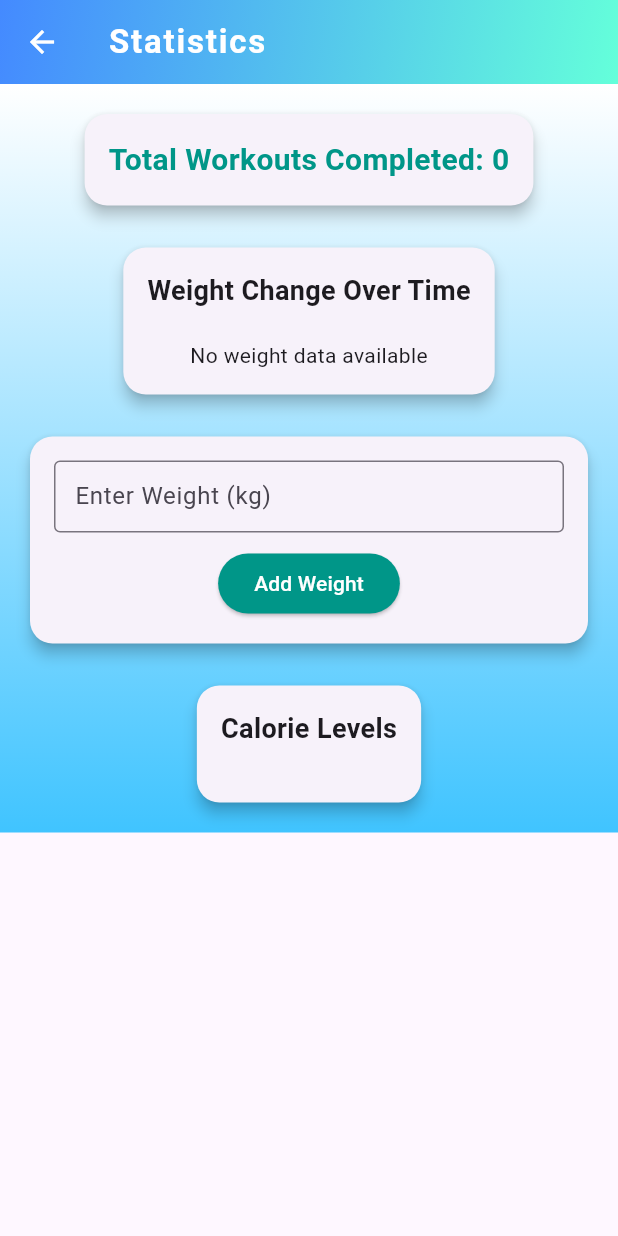
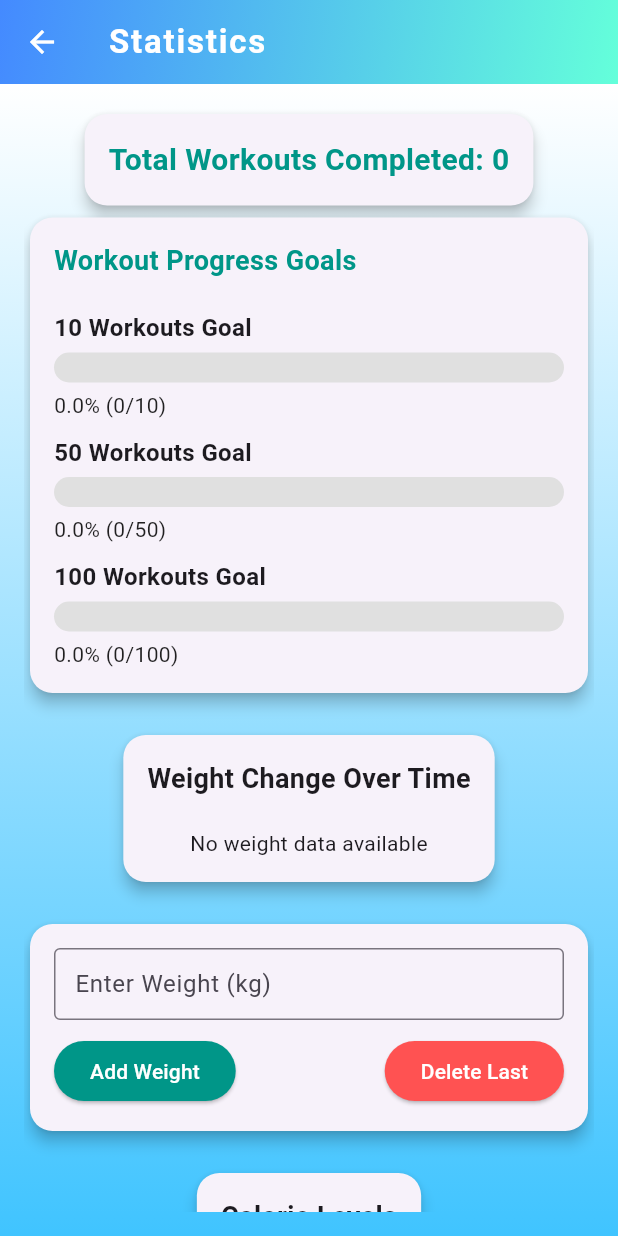
Before and after one commit to Lacesz0123/fitwithus, a Flutter app: the StatisticsScreen screen opened directly, on a phone screen of 412 x 824 dp. Run offline on Flutter 3.47's test engine with Material 3 defaults, Android fonts, the phone set to English and light mode, and no system bars; our stand-ins replace cloud_firestore, email_validator, firebase_auth, firebase_core, firebase_storage, fl_chart and 1 more; accounts and stored records are empty.

Commit message:
progress goals and deleting weight added

```diff
--- a/lib/profile/statistics_screen.dart
+++ b/lib/profile/statistics_screen.dart
@@ -40,6 +40,42 @@ class _StatisticsScreenState extends State<StatisticsScreen> {
         const SnackBar(content: Text('Weight added successfully')),
       );
       _fetchUserData();
+    }
+  }
+
+  Future<void> _deleteLastWeight() async {
+    final user = FirebaseAuth.instance.currentUser;
+    if (user != null) {
+      // Kérjük le a legutolsó bejegyzést
+      final snapshot = await FirebaseFirestore.instance
+          .collection('weights')
+          .doc(user.uid)
+          .collection('entries')
+          .orderBy('date', descending: true)
+          .limit(1)
+          .get();
+
+      if (snapshot.docs.isNotEmpty) {
+        try {
+          // Töröljük a legutolsó bejegyzést
+          await snapshot.docs.first.reference.delete();
+
+          ScaffoldMessenger.of(context).showSnackBar(
+            const SnackBar(
+                content: Text('Last weight entry deleted successfully')),
+          );
+
+          _fetchUserData(); // Frissítsük az adatokat
+        } catch (e) {
+          ScaffoldMessenger.of(context).showSnackBar(
+            const SnackBar(content: Text('Error deleting weight entry')),
+          );
+        }
+      } else {
+        ScaffoldMessenger.of(context).showSnackBar(
+          const SnackBar(content: Text('No weight entries to delete')),
+        );
+      }
     }
   }
 
@@ -97,6 +133,48 @@ class _StatisticsScreenState extends State<StatisticsScreen> {
     }
   }
 
+  Widget _buildProgressBar(String label, int completed, int goal, Color color) {
+    double progress = completed / goal;
+    progress =
+        progress > 1.0 ? 1.0 : progress; // Limitáljuk a maximumot 100%-ra
+
+    return Column(
+      crossAxisAlignment: CrossAxisAlignment.start,
+      children: [
+        Text(
+          label,
+          style: const TextStyle(fontSize: 16, fontWeight: FontWeight.w600),
+        ),
+        const SizedBox(height: 5),
+        Stack(
+          children: [
+            Container(
+              width: double.infinity,
+              height: 20,
+              decoration: BoxDecoration(
+                color: Colors.grey.shade300,
+                borderRadius: BorderRadius.circular(10),
+              ),
+            ),
+            Container(
+              width: MediaQuery.of(context).size.width * 0.9 * progress,
+              height: 20,
+              decoration: BoxDecoration(
+                color: color,
+                borderRadius: BorderRadius.circular(10),
+              ),
+            ),
+          ],
+        ),
+        const SizedBox(height: 5),
+        Text(
+          '${(progress * 100).toStringAsFixed(1)}% (${completed}/$goal)',
+          style: const TextStyle(fontSize: 14, color: Colors.black87),
+        ),
+      ],
+    );
+  }
+
   @override
   void initState() {
     super.initState();
@@ -146,6 +224,37 @@ class _StatisticsScreenState extends State<StatisticsScreen> {
                         fontWeight: FontWeight.bold,
                         color: Colors.teal,
                       ),
+                    ),
+                  ),
+                ),
+                Card(
+                  elevation: 4,
+                  shape: RoundedRectangleBorder(
+                    borderRadius: BorderRadius.circular(15),
+                  ),
+                  child: Padding(
+                    padding: const EdgeInsets.all(16.0),
+                    child: Column(
+                      crossAxisAlignment: CrossAxisAlignment.start,
+                      children: [
+                        const Text(
+                          'Workout Progress Goals',
+                          style: TextStyle(
+                            fontSize: 18,
+                            fontWeight: FontWeight.bold,
+                            color: Colors.teal,
+                          ),
+                        ),
+                        const SizedBox(height: 20),
+                        _buildProgressBar('10 Workouts Goal',
+                            _completedWorkouts, 10, Colors.green),
+                        const SizedBox(height: 10),
+                        _buildProgressBar('50 Workouts Goal',
+                            _completedWorkouts, 50, Colors.orange),
+                        const SizedBox(height: 10),
+                        _buildProgressBar('100 Workouts Goal',
+                            _completedWorkouts, 100, Colors.red),
+                      ],
                     ),
                   ),
                 ),
@@ -295,6 +404,9 @@ class _StatisticsScreenState extends State<StatisticsScreen> {
                           ),
                         ),
                         const SizedBox(height: 10),
+                        Row(
+                          mainAxisAlignment: MainAxisAlignment.spaceBetween,
+                          children: [
                             ElevatedButton(
                               onPressed: _addWeight,
                               style: ElevatedButton.styleFrom(
@@ -302,6 +414,16 @@ class _StatisticsScreenState extends State<StatisticsScreen> {
                                 foregroundColor: Colors.white,
                               ),
                               child: const Text('Add Weight'),
+                            ),
+                            ElevatedButton(
+                              onPressed: _deleteLastWeight,
+                              style: ElevatedButton.styleFrom(
+                                backgroundColor: Colors.redAccent,
+                                foregroundColor: Colors.white,
+                              ),
+                              child: const Text('Delete Last'),
+                            ),
+                          ],
                         ),
                       ],
                     ),
```
Lines whose indentation alone changed are shown as unchanged.
